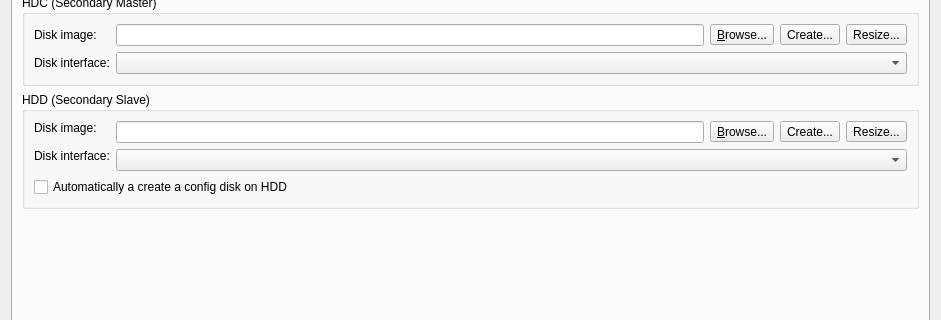
This is gns3/modules/qemu/ui/qemu_vm_configuration_page.ui in GNS3/gns3-gui as Qt 5 draws it before an edit; both pictures show x 0 to 941 and y 245 to 565 of the 941 by 939 pixel window. The edited form follows.
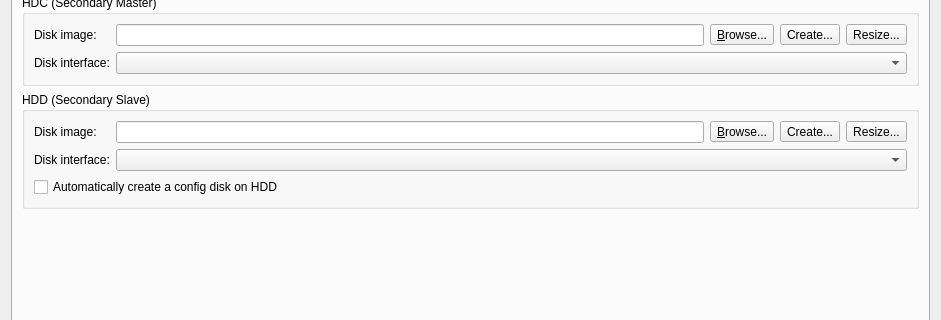
This is the edited form. The open tabs and pages were chosen to show the change.

Commit message: Fix HDD configuration layout

The edit to the form file:
```diff
--- a/gns3/modules/qemu/ui/qemu_vm_configuration_page.ui
+++ b/gns3/modules/qemu/ui/qemu_vm_configuration_page.ui
@@ -406,7 +406,7 @@
             </property>
            </widget>
           </item>
-          <item row="0" column="1" rowspan="2">
+          <item row="0" column="1">
            <layout class="QHBoxLayout" name="horizontalLayout_10">
             <item>
              <widget class="QLineEdit" name="uiHddDiskImageLineEdit"/>
@@ -437,20 +437,20 @@
             </item>
            </layout>
           </item>
-          <item row="1" column="0" rowspan="2">
+          <item row="1" column="0">
            <widget class="QLabel" name="uiHddDiskInterfaceLabel">
             <property name="text">
              <string>Disk interface:</string>
             </property>
            </widget>
           </item>
-          <item row="2" column="1">
+          <item row="1" column="1">
            <widget class="QComboBox" name="uiHddDiskInterfaceComboBox"/>
           </item>
-          <item row="3" column="0" colspan="2">
+          <item row="2" column="0" colspan="2">
            <widget class="QCheckBox" name="uiCreateConfigDiskCheckBox">
             <property name="text">
-             <string>Automatically a create a config disk on HDD</string>
+             <string>Automatically create a config disk on HDD</string>
             </property>
            </widget>
           </item>
```
The commit also changes 1 other file.
